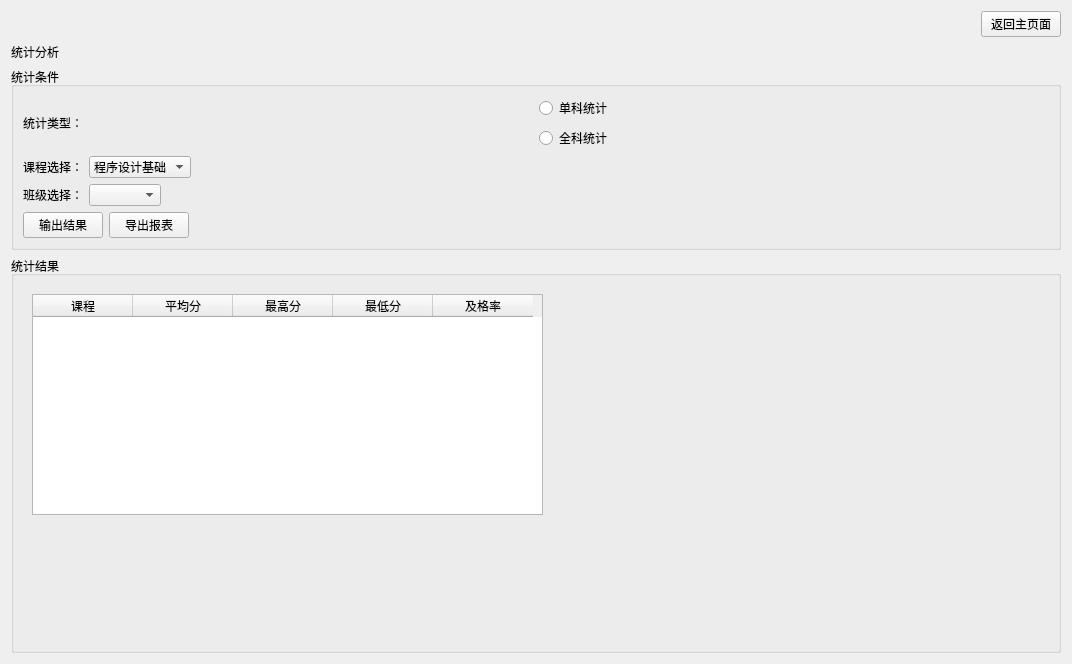
The window that statistics.ui (wmq-666/qt) describes before a commit, drawn with Qt 5.
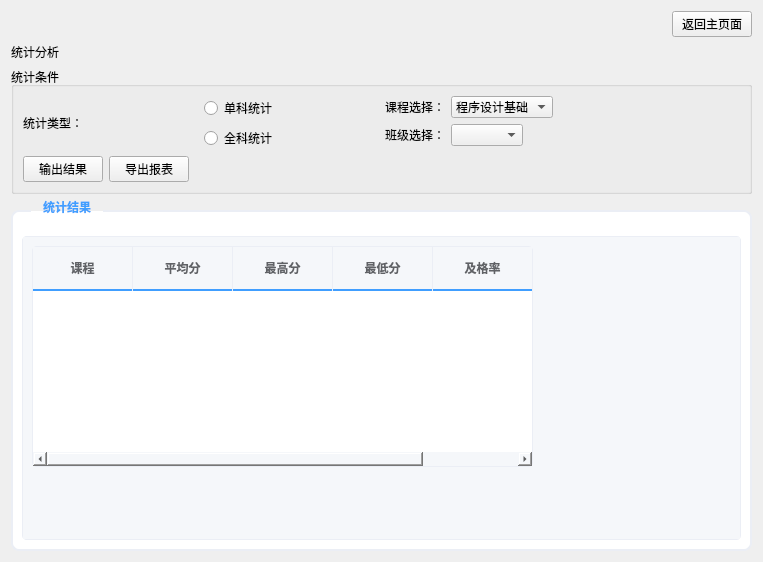
The same window after the commit. The open tabs and pages were chosen to show the change.

Patch:
```diff
--- a/statistics.ui
+++ b/statistics.ui
@@ -6,14 +6,14 @@
    <rect>
     <x>0</x>
     <y>0</y>
-    <width>1072</width>
-    <height>664</height>
+    <width>763</width>
+    <height>562</height>
    </rect>
   </property>
   <property name="windowTitle">
    <string>Form</string>
   </property>
-  <layout class="QGridLayout" name="gridLayout">
+  <layout class="QGridLayout" name="gridLayout_3">
    <item row="0" column="0">
     <layout class="QHBoxLayout" name="horizontalLayout_6">
      <item>
@@ -62,9 +62,9 @@
      <property name="title">
       <string>统计条件</string>
      </property>
-     <layout class="QVBoxLayout" name="verticalLayout_5">
-      <item>
-       <layout class="QVBoxLayout" name="verticalLayout_3">
+     <layout class="QGridLayout" name="gridLayout">
+      <item row="0" column="0">
+       <layout class="QHBoxLayout" name="horizontalLayout_7">
         <item>
          <layout class="QHBoxLayout" name="horizontalLayout">
           <item>
@@ -151,7 +151,7 @@
         </item>
        </layout>
       </item>
-      <item>
+      <item row="1" column="0">
        <layout class="QHBoxLayout" name="horizontalLayout_4">
         <item>
          <widget class="QPushButton" name="pushButton">
@@ -187,6 +187,209 @@
    </item>
    <item row="3" column="0">
     <widget class="QGroupBox" name="groupBox_2">
+     <property name="styleSheet">
+      <string notr="true">/* 基础样式 */
+QWidget {
+    background-color: #f5f7fa;
+    font-family: 'Microsoft YaHei', Arial, sans-serif;
+}
+
+/* 按钮通用样式 */
+QPushButton {
+    padding: 8px 16px;
+    border-radius: 6px;
+    border: 1px solid #c0c4cc;
+    font-weight: bold;
+    min-width: 80px;
+    background-color: white;
+}
+
+QPushButton:hover {
+    background-color: #f5f7fa;
+    border-color: #409eff;
+}
+
+QPushButton:pressed {
+    background-color: #ecf5ff;
+}
+
+/* 标题样式 */
+#label {
+    font-size: 24px;
+    font-weight: bold;
+    color: #409eff;
+    padding: 10px 0;
+}
+
+/* 分组框样式 */
+QGroupBox {
+    border: 2px solid #ebeef5;
+    border-radius: 8px;
+    margin-top: 10px;
+    padding-top: 15px;
+    background-color: white;
+    font-weight: bold;
+    color: #303133;
+}
+
+QGroupBox::title {
+    subcontrol-origin: margin;
+    subcontrol-position: top left;
+    left: 20px;
+    padding: 0 10px;
+    color: #409eff;
+}
+
+/* 标签样式 */
+QLabel {
+    color: #606266;
+    font-size: 14px;
+}
+
+/* 下拉框样式 */
+QComboBox {
+    padding: 6px 12px;
+    border: 1px solid #dcdfe6;
+    border-radius: 4px;
+    background-color: white;
+    min-width: 150px;
+}
+
+QComboBox:hover {
+    border-color: #c0c4cc;
+}
+
+QComboBox::drop-down {
+    border: none;
+}
+
+QComboBox::down-arrow {
+    image: none;
+    border-left: 1px solid #dcdfe6;
+    padding-left: 5px;
+}
+
+/* 单选框样式 */
+QRadioButton {
+    spacing: 8px;
+    color: #606266;
+    font-size: 14px;
+}
+
+QRadioButton::indicator {
+    width: 16px;
+    height: 16px;
+    border-radius: 8px;
+    border: 2px solid #c0c4cc;
+}
+
+QRadioButton::indicator:checked {
+    background-color: #409eff;
+    border: 2px solid #409eff;
+}
+
+QRadioButton::indicator:checked:hover {
+    background-color: #66b1ff;
+}
+
+/* 输入框样式 */
+QLineEdit {
+    padding: 6px 10px;
+    border: 1px solid #dcdfe6;
+    border-radius: 4px;
+    background-color: white;
+    selection-background-color: #409eff;
+    selection-color: white;
+}
+
+QLineEdit:focus {
+    border-color: #409eff;
+    border-width: 2px;
+}
+
+QLineEdit:read-only {
+    background-color: #f5f7fa;
+    color: #909399;
+}
+
+/* 表格样式 - 用于全科统计页面 */
+QTableWidget {
+    background-color: white;
+    border: 1px solid #ebeef5;
+    border-radius: 4px;
+    gridline-color: #ebeef5;
+    alternate-background-color: #fafafa;
+}
+
+QTableWidget::item {
+    padding: 8px;
+    border-right: 1px solid #ebeef5;
+    border-bottom: 1px solid #ebeef5;
+}
+
+QTableWidget::item:selected {
+    background-color: #ecf5ff;
+    color: #409eff;
+}
+
+/* 表头样式 */
+QHeaderView::section {
+    background-color: #f5f7fa;
+    padding: 10px;
+    border: none;
+    border-right: 1px solid #ebeef5;
+    border-bottom: 2px solid #409eff;
+    font-weight: bold;
+    color: #606266;
+}
+
+/* StackedWidget 样式 */
+QStackedWidget {
+    border: 1px solid #ebeef5;
+    border-radius: 4px;
+    background-color: white;
+}
+
+/* 表单布局间距 */
+QFormLayout::item {
+    margin-bottom: 10px;
+}
+
+/* 水平布局间距 */
+QHBoxLayout {
+    spacing: 10px;
+}
+
+/* 垂直布局间距 */
+QVBoxLayout {
+    spacing: 10px;
+}
+
+/* 统计结果显示框特殊样式 */
+QLineEdit[name^=&quot;edit&quot;] {
+    min-width: 100px;
+    text-align: center;
+    font-weight: bold;
+    color: #303133;
+}
+
+/* 特定输入框颜色提示 */
+#editAvg {
+    color: #409eff;
+}
+
+#editMax {
+    color: #67c23a;
+}
+
+#editMin {
+    color: #f56c6c;
+}
+
+#editPassRate, #editExcellentRate {
+    color: #e6a23c;
+}</string>
+     </property>
      <property name="title">
       <string>统计结果</string>
      </property>
@@ -321,7 +524,7 @@
            <rect>
             <x>9</x>
             <y>9</y>
-            <width>511</width>
+            <width>501</width>
             <height>221</height>
            </rect>
           </property>
```
Left out of the diff: 2 changed lines with no effect on the pictures.
